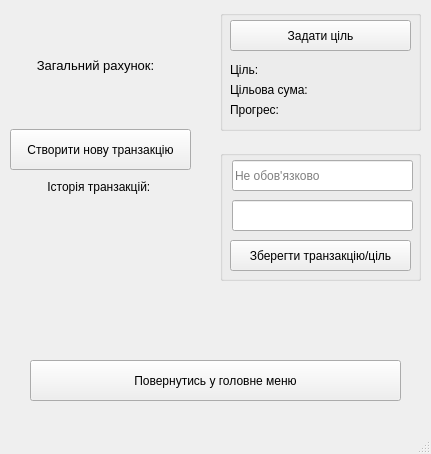
Qt form Finance_tracker_project/finaccountwindow.ui (OleksiyKhanov/money_manager_project) before a commit.
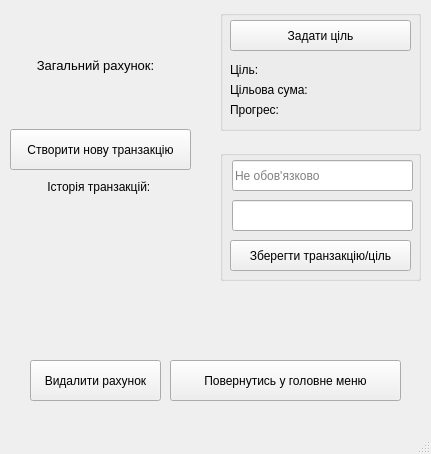
The same form after that commit.

Commit message: Added function for deleting accounts

```diff
--- a/Finance_tracker_project/finaccountwindow.ui
+++ b/Finance_tracker_project/finaccountwindow.ui
@@ -75,9 +75,9 @@
    <widget class="QPushButton" name="pushButton_back">
     <property name="geometry">
      <rect>
-      <x>30</x>
+      <x>170</x>
       <y>360</y>
-      <width>371</width>
+      <width>231</width>
       <height>41</height>
      </rect>
     </property>
@@ -264,6 +264,22 @@
      </property>
     </widget>
    </widget>
+   <widget class="QPushButton" name="pushButton_deleteAccount">
+    <property name="geometry">
+     <rect>
+      <x>30</x>
+      <y>360</y>
+      <width>131</width>
+      <height>41</height>
+     </rect>
+    </property>
+    <property name="styleSheet">
+     <string notr="true"/>
+    </property>
+    <property name="text">
+     <string>Видалити рахунок</string>
+    </property>
+   </widget>
   </widget>
   <widget class="QMenuBar" name="menubar">
    <property name="geometry">
```
The commit also changes 24 other files.
